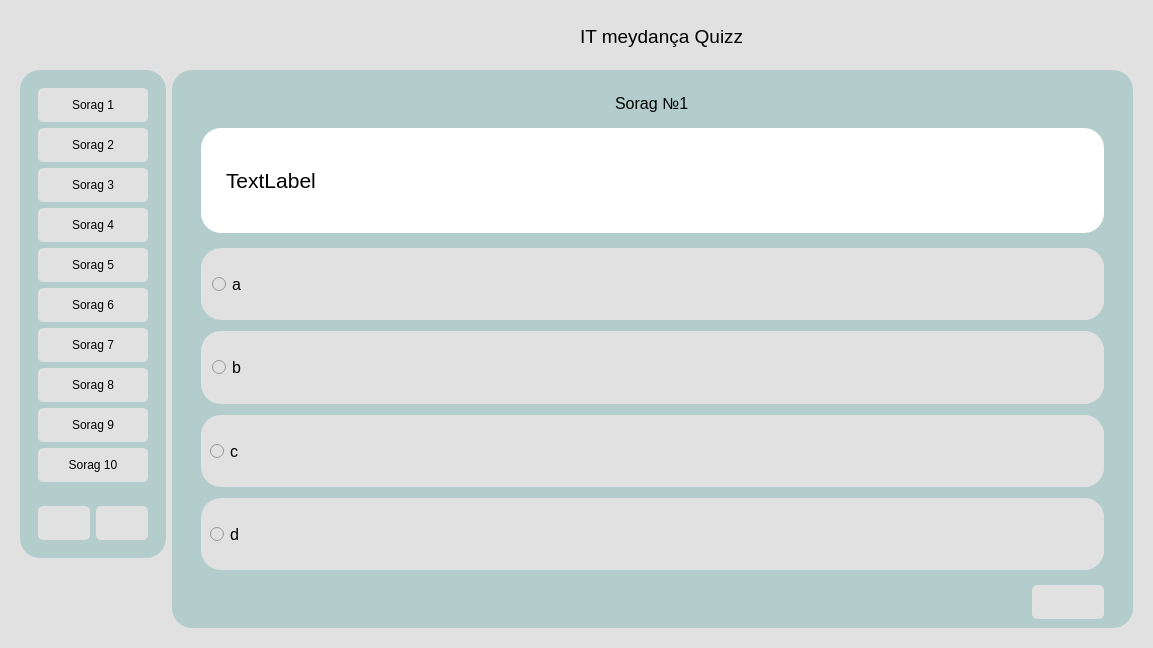
Above: app/ui_files/quizz.ui from neharix/quizz before the change. Below: the same form after it.
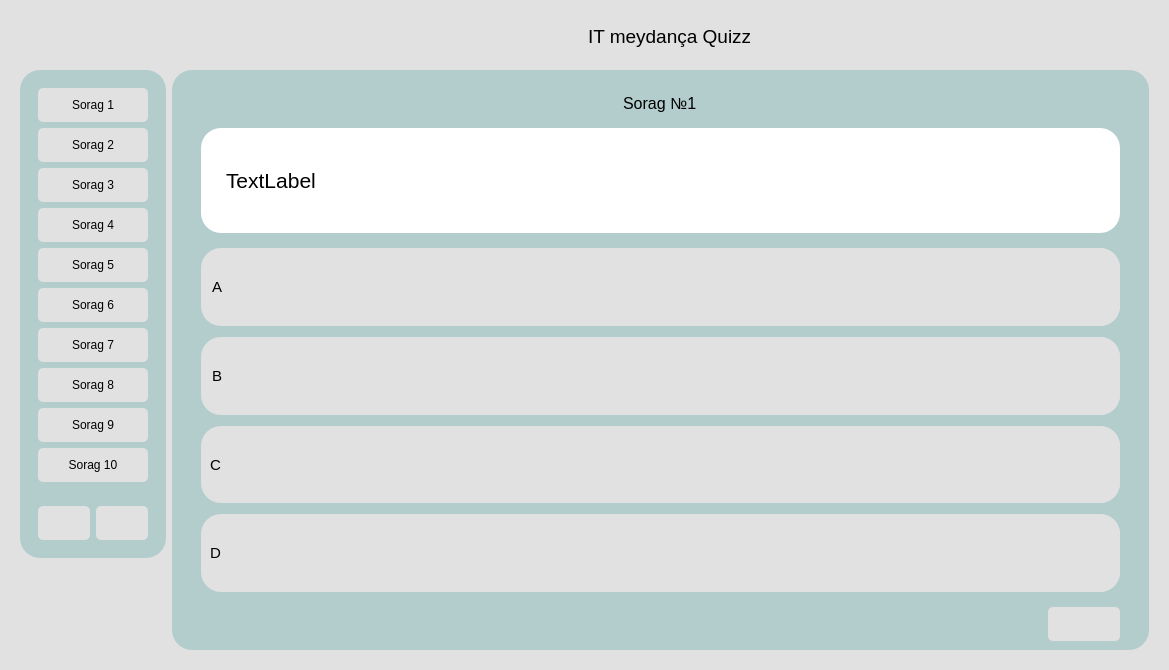
That is the form after the change. Icons and pictures are not drawn.

```diff
--- a/app/ui_files/quizz.ui
+++ b/app/ui_files/quizz.ui
@@ -6,8 +6,8 @@
    <rect>
     <x>0</x>
     <y>0</y>
-    <width>1153</width>
-    <height>648</height>
+    <width>1169</width>
+    <height>670</height>
    </rect>
   </property>
   <property name="windowTitle">
@@ -531,26 +531,14 @@
                     <number>0</number>
                    </property>
                    <item>
-                    <widget class="QRadioButton" name="btn_a">
-                     <property name="sizePolicy">
-                      <sizepolicy hsizetype="Minimum" vsizetype="Minimum">
-                       <horstretch>0</horstretch>
-                       <verstretch>0</verstretch>
-                      </sizepolicy>
-                     </property>
+                    <widget class="QLabel" name="btn_a">
                      <property name="font">
                       <font>
-                       <pointsize>12</pointsize>
+                       <pointsize>11</pointsize>
                       </font>
                      </property>
-                     <property name="styleSheet">
-                      <string notr="true"/>
-                     </property>
                      <property name="text">
-                      <string>a</string>
-                     </property>
-                     <property name="shortcut">
-                      <string>1</string>
+                      <string>A</string>
                      </property>
                     </widget>
                    </item>
@@ -570,7 +558,7 @@
                   <property name="frameShadow">
                    <enum>QFrame::Raised</enum>
                   </property>
-                  <layout class="QVBoxLayout" name="frame_b_2">
+                  <layout class="QHBoxLayout" name="horizontalLayout">
                    <property name="spacing">
                     <number>0</number>
                    </property>
@@ -587,20 +575,14 @@
                     <number>0</number>
                    </property>
                    <item>
-                    <widget class="QRadioButton" name="btn_b">
-                     <property name="sizePolicy">
-                      <sizepolicy hsizetype="Minimum" vsizetype="Minimum">
-                       <horstretch>0</horstretch>
-                       <verstretch>0</verstretch>
-                      </sizepolicy>
-                     </property>
+                    <widget class="QLabel" name="btn_b">
                      <property name="font">
                       <font>
-                       <pointsize>12</pointsize>
+                       <pointsize>11</pointsize>
                       </font>
                      </property>
                      <property name="text">
-                      <string>b</string>
+                      <string>B</string>
                      </property>
                     </widget>
                    </item>
@@ -634,20 +616,14 @@
                     <number>0</number>
                    </property>
                    <item>
-                    <widget class="QRadioButton" name="btn_c">
-                     <property name="sizePolicy">
-                      <sizepolicy hsizetype="Minimum" vsizetype="Minimum">
-                       <horstretch>0</horstretch>
-                       <verstretch>0</verstretch>
-                      </sizepolicy>
-                     </property>
+                    <widget class="QLabel" name="btn_c">
                      <property name="font">
                       <font>
-                       <pointsize>12</pointsize>
+                       <pointsize>11</pointsize>
                       </font>
                      </property>
                      <property name="text">
-                      <string>c</string>
+                      <string>C</string>
                      </property>
                     </widget>
                    </item>
@@ -681,20 +657,14 @@
                     <number>0</number>
                    </property>
                    <item>
-                    <widget class="QRadioButton" name="btn_d">
-                     <property name="sizePolicy">
-                      <sizepolicy hsizetype="Minimum" vsizetype="Minimum">
-                       <horstretch>0</horstretch>
-                       <verstretch>0</verstretch>
-                      </sizepolicy>
-                     </property>
+                    <widget class="QLabel" name="btn_d">
                      <property name="font">
                       <font>
-                       <pointsize>12</pointsize>
+                       <pointsize>11</pointsize>
                       </font>
                      </property>
                      <property name="text">
-                      <string>d</string>
+                      <string>D</string>
                      </property>
                     </widget>
                    </item>
```
Left out of the diff: 30 changed lines with no effect on the pictures.
